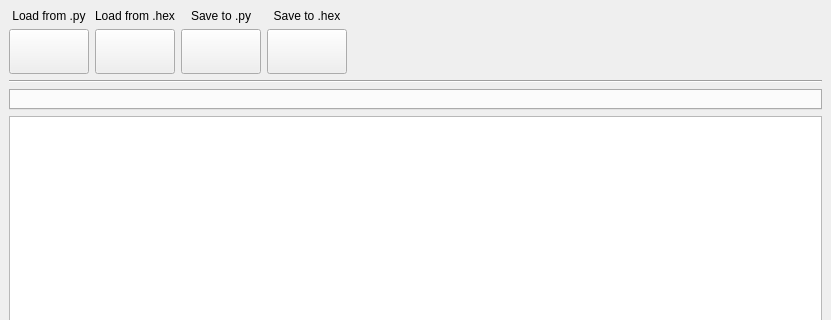
The window that source/maingui.ui (psidex/Component3) describes before a commit, drawn with Qt 5; both pictures show x 0 to 831 and y 0 to 320 of the 831 by 593 pixel window.
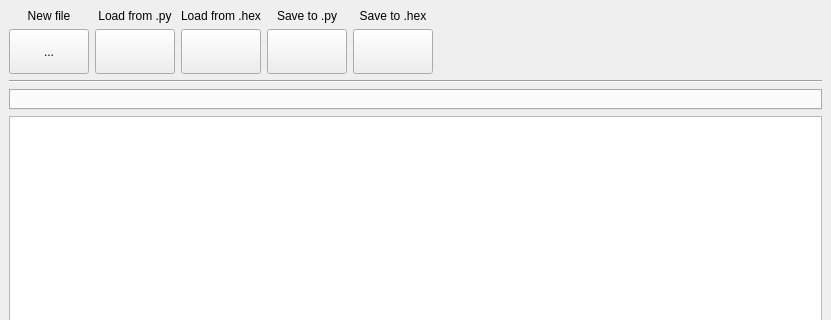
The same window after the commit. Icons and pictures are not drawn.

Commit message: Moved tab handling to speperate file

Patch:
```diff
--- a/source/maingui.ui
+++ b/source/maingui.ui
@@ -19,27 +19,24 @@
      <layout class="QVBoxLayout" name="verticalLayout">
       <item>
        <layout class="QGridLayout" name="gridLayout">
-        <item row="1" column="1">
-         <widget class="QToolButton" name="load_hex_btn">
-          <property name="minimumSize">
-           <size>
-            <width>80</width>
-            <height>45</height>
-           </size>
-          </property>
-          <property name="text">
-           <string/>
-          </property>
-          <property name="icon">
-           <iconset resource="images.qrc">
-            <normaloff>:/icons/icons/file-plus.svg</normaloff>:/icons/icons/file-plus.svg</iconset>
-          </property>
-          <property name="toolButtonStyle">
-           <enum>Qt::ToolButtonIconOnly</enum>
-          </property>
-         </widget>
-        </item>
         <item row="1" column="6">
+         <widget class="QToolButton" name="save_hex_btn">
+          <property name="minimumSize">
+           <size>
+            <width>80</width>
+            <height>45</height>
+           </size>
+          </property>
+          <property name="text">
+           <string/>
+          </property>
+          <property name="icon">
+           <iconset resource="images.qrc">
+            <normaloff>:/icons/icons/save.svg</normaloff>:/icons/icons/save.svg</iconset>
+          </property>
+         </widget>
+        </item>
+        <item row="1" column="7">
          <spacer name="horizontalSpacer">
           <property name="orientation">
            <enum>Qt::Horizontal</enum>
@@ -53,23 +50,6 @@
          </spacer>
         </item>
         <item row="1" column="5">
-         <widget class="QToolButton" name="save_hex_btn">
-          <property name="minimumSize">
-           <size>
-            <width>80</width>
-            <height>45</height>
-           </size>
-          </property>
-          <property name="text">
-           <string/>
-          </property>
-          <property name="icon">
-           <iconset resource="images.qrc">
-            <normaloff>:/icons/icons/save.svg</normaloff>:/icons/icons/save.svg</iconset>
-          </property>
-         </widget>
-        </item>
-        <item row="1" column="4">
          <widget class="QToolButton" name="save_py_btn">
           <property name="minimumSize">
            <size>
@@ -86,7 +66,7 @@
           </property>
          </widget>
         </item>
-        <item row="1" column="0">
+        <item row="1" column="1">
          <widget class="QToolButton" name="load_py_btn">
           <property name="minimumSize">
            <size>
@@ -106,17 +86,7 @@
           </property>
          </widget>
         </item>
-        <item row="0" column="0">
-         <widget class="QLabel" name="load_py_label">
-          <property name="text">
-           <string>Load from .py</string>
-          </property>
-          <property name="alignment">
-           <set>Qt::AlignCenter</set>
-          </property>
-         </widget>
-        </item>
-        <item row="0" column="1">
+        <item row="0" column="2">
          <widget class="QLabel" name="load_hex_label">
           <property name="text">
            <string>Load from .hex</string>
@@ -126,7 +96,7 @@
           </property>
          </widget>
         </item>
-        <item row="0" column="4">
+        <item row="0" column="5">
          <widget class="QLabel" name="save_py_label">
           <property name="text">
            <string>Save to .py</string>
@@ -136,7 +106,7 @@
           </property>
          </widget>
         </item>
-        <item row="0" column="5">
+        <item row="0" column="6">
          <widget class="QLabel" name="save_hex_label">
           <property name="text">
            <string>Save to .hex</string>
@@ -146,6 +116,63 @@
           </property>
          </widget>
         </item>
+        <item row="0" column="1">
+         <widget class="QLabel" name="load_py_label">
+          <property name="text">
+           <string>Load from .py</string>
+          </property>
+          <property name="alignment">
+           <set>Qt::AlignCenter</set>
+          </property>
+         </widget>
+        </item>
+        <item row="1" column="2">
+         <widget class="QToolButton" name="load_hex_btn">
+          <property name="minimumSize">
+           <size>
+            <width>80</width>
+            <height>45</height>
+           </size>
+          </property>
+          <property name="text">
+           <string/>
+          </property>
+          <property name="icon">
+           <iconset resource="images.qrc">
+            <normaloff>:/icons/icons/file-plus.svg</normaloff>:/icons/icons/file-plus.svg</iconset>
+          </property>
+          <property name="toolButtonStyle">
+           <enum>Qt::ToolButtonIconOnly</enum>
+          </property>
+         </widget>
+        </item>
+        <item row="0" column="0">
+         <widget class="QLabel" name="new_file_label">
+          <property name="text">
+           <string>New file</string>
+          </property>
+          <property name="alignment">
+           <set>Qt::AlignCenter</set>
+          </property>
+         </widget>
+        </item>
+        <item row="1" column="0">
+         <widget class="QToolButton" name="new_file_btn">
+          <property name="minimumSize">
+           <size>
+            <width>80</width>
+            <height>45</height>
+           </size>
+          </property>
+          <property name="text">
+           <string>...</string>
+          </property>
+          <property name="icon">
+           <iconset resource="images.qrc">
+            <normaloff>:/icons/icons/file-plus.svg</normaloff>:/icons/icons/file-plus.svg</iconset>
+          </property>
+         </widget>
+        </item>
        </layout>
       </item>
       <item>
```
The commit also changes 6 other files.
